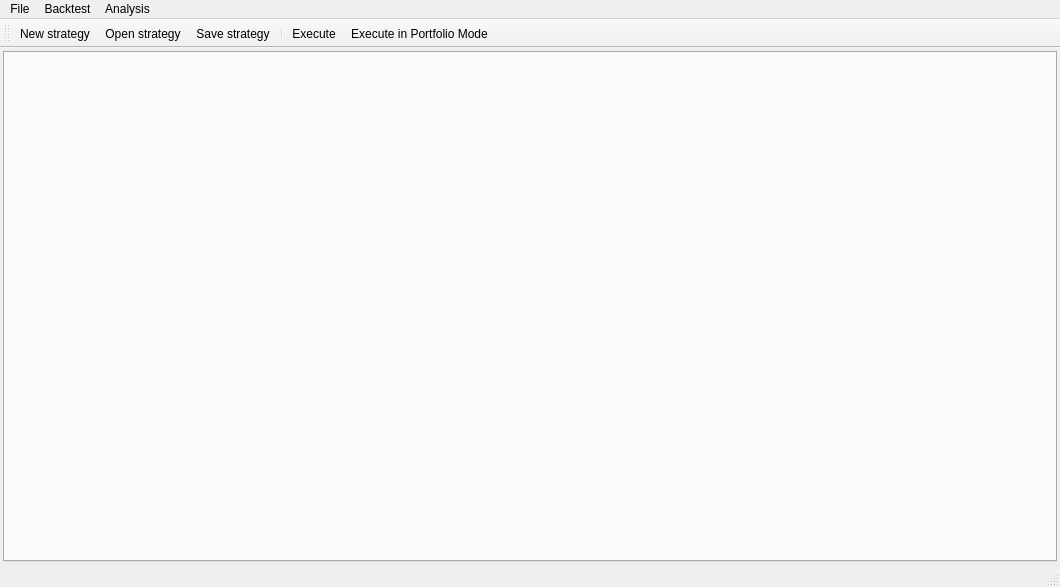
The window that ui/mainwindow.ui (asakul/nailab) describes before a commit, drawn with Qt 5.
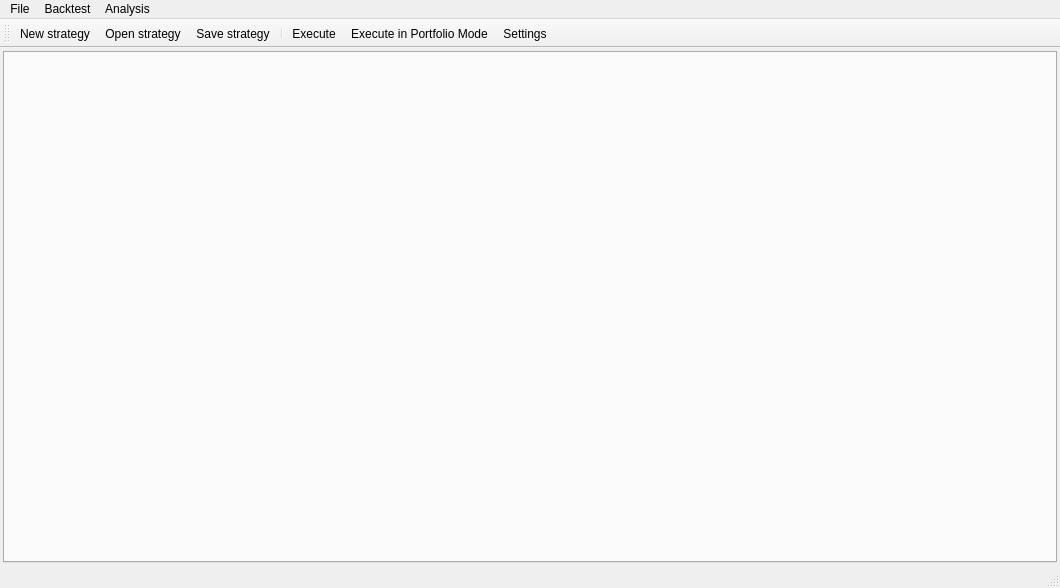
The same window after the commit. Icons and pictures are not drawn.

Patch:
```diff
--- a/ui/mainwindow.ui
+++ b/ui/mainwindow.ui
@@ -7,7 +7,7 @@
     <x>0</x>
     <y>0</y>
     <width>1060</width>
-    <height>587</height>
+    <height>588</height>
    </rect>
   </property>
   <property name="windowTitle">
@@ -91,6 +91,7 @@
    <addaction name="separator"/>
    <addaction name="actionExecute"/>
    <addaction name="actionExecute_in_Portfolio_Mode"/>
+   <addaction name="actionSettings"/>
   </widget>
   <action name="actionOpenTrades">
    <property name="text">
@@ -166,6 +167,11 @@
     <string>Execute in Portfolio Mode</string>
    </property>
   </action>
+  <action name="actionSettings">
+   <property name="text">
+    <string>Settings</string>
+   </property>
+  </action>
  </widget>
  <resources>
   <include location="../nailab.qrc"/>
```
Left out of the diff: 19 changed lines with no effect on the pictures.
